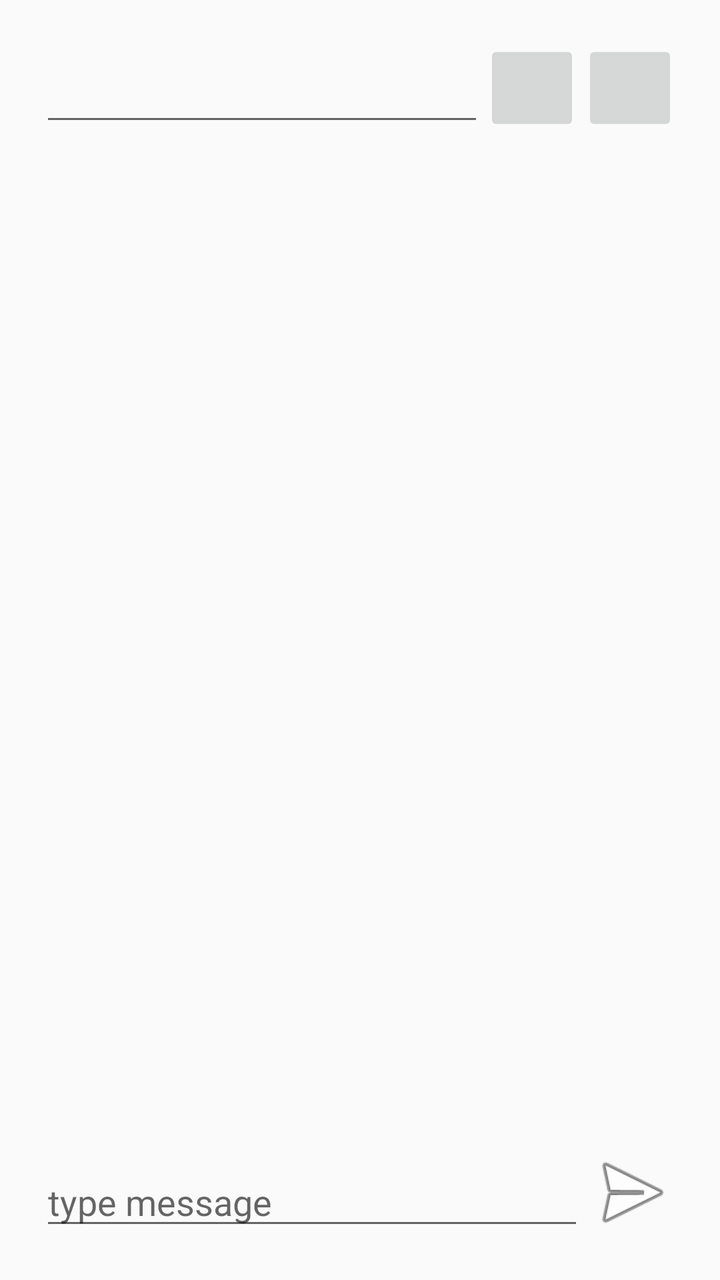
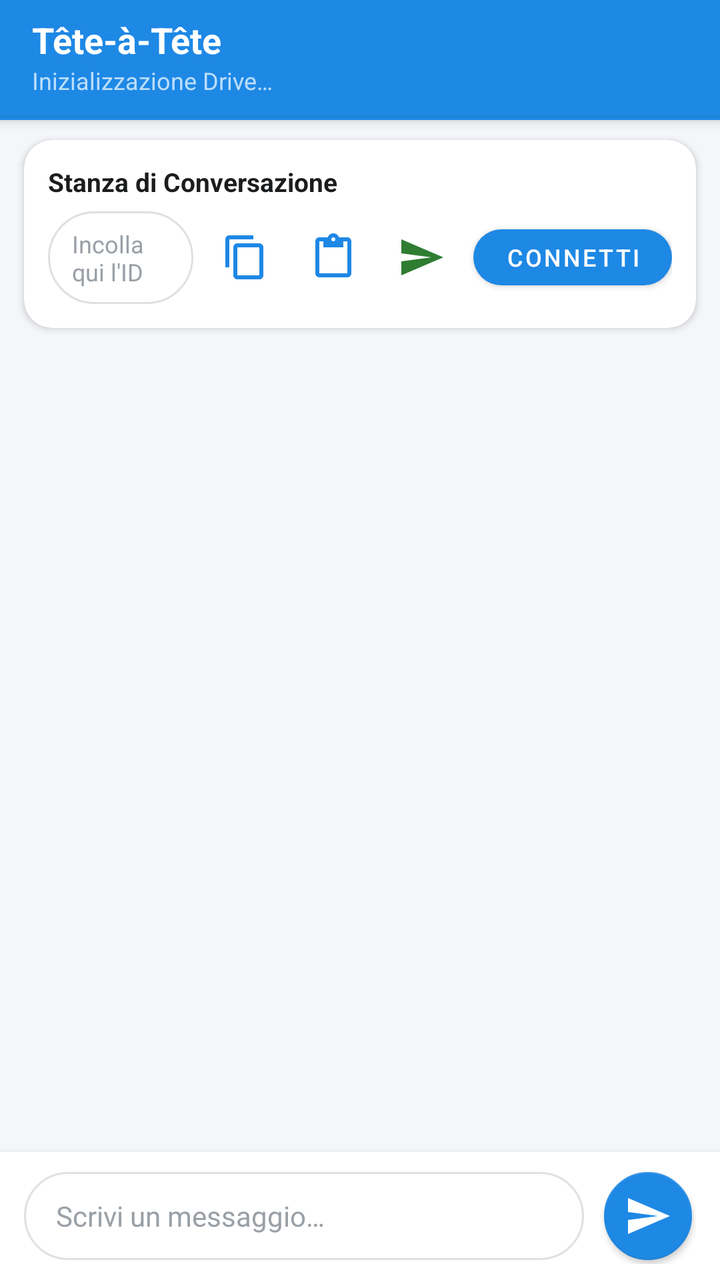

An Android layout rendered at two revisions. The XML below is the earlier revision; the diff shows what the commit changed to produce the second picture.
<!-- AndroidManifest.xml: application theme AppTheme -->
<!-- res/layout/activity_chat.xml -->
<LinearLayout xmlns:android="http://schemas.android.com/apk/res/android"
    xmlns:app="http://schemas.android.com/apk/res-auto"
    xmlns:tools="http://schemas.android.com/tools"
    android:layout_width="wrap_content"
    android:layout_height="wrap_content"
    android:orientation="vertical">

    <RelativeLayout
        android:id="@+id/container"
        android:layout_width="match_parent"
        android:layout_height="match_parent"
        android:orientation="vertical"
        android:padding="20dp">

        <EditText
            android:id="@+id/messageEdit"
            android:layout_width="match_parent"
            android:layout_height="wrap_content"
            android:layout_alignParentBottom="true"
            android:layout_toLeftOf="@+id/chatSendButton"
            android:autoText="true"
            android:hint="type message"
            tools:ignore="TouchTargetSizeCheck" />

        <Button
            android:id="@+id/chatSendButton"
            style="@android:style/Widget.DeviceDefault.Button"
            android:layout_width="48dp"
            android:layout_height="wrap_content"
            android:layout_alignParentRight="true"
            android:layout_alignParentBottom="true"
            android:background="@android:drawable/ic_menu_send"
            android:textColor="?android:attr/textColorLink"
            tools:ignore="SpeakableTextPresentCheck" />

        <ProgressBar
            android:id="@+id/prgMain"
            style="?android:attr/progressBarStyle"
            android:layout_width="wrap_content"
            android:layout_height="wrap_content" />

        <ListView
            android:id="@+id/messagesContainer"
            android:layout_width="match_parent"
            android:layout_height="wrap_content"
            android:layout_above="@+id/messageEdit"
            android:layout_below="@+id/meLbl"
            android:layout_alignParentLeft="false"
            android:layout_alignParentTop="false"
            android:layout_marginTop="30dp"
            android:layout_marginBottom="22dp"
            android:divider="@null"
            android:listSelector="@android:color/transparent"
            android:transcriptMode="alwaysScroll" />

        <TextView
            android:id="@+id/meLbl"
            android:layout_width="wrap_content"
            android:layout_height="wrap_content"
            android:layout_alignParentStart="true"
            android:layout_alignParentLeft="true"
            android:layout_alignParentTop="true"
            android:layout_gravity="left|center_vertical"
            android:singleLine="false"
            android:textSize="20dp"
            tools:visibility="invisible" />

        <EditText
            android:id="@+id/editTextTextMultiLine"
            android:layout_width="222dp"
            android:layout_height="wrap_content"
            android:ems="10"
            android:gravity="start|top"
            android:inputType="textMultiLine"
            android:minHeight="48dp"
            android:textColor="?attr/colorAccent"
            android:textSize="8sp"
            tools:ignore="SpeakableTextPresentCheck" />

        <ImageButton
            android:id="@+id/BtnCollega"
            android:layout_width="24dp"
            android:layout_height="39dp"
            android:layout_alignLeft="@id/editTextTextMultiLine"
            android:layout_marginLeft="337dp"
            app:srcCompat="@android:drawable/ic_input_add"
            tools:ignore="SpeakableTextPresentCheck,DuplicateClickableBoundsCheck,TouchTargetSizeCheck" />

        <ImageButton
            android:id="@+id/btnPlay"
            android:layout_width="wrap_content"
            android:layout_height="wrap_content"
            android:layout_alignLeft="@id/messageEdit"
            android:layout_marginLeft="271dp"
            android:minWidth="48dp"
            android:minHeight="48dp"
            app:srcCompat="?attr/actionModeCopyDrawable"
            tools:ignore="SpeakableTextPresentCheck,TouchTargetSizeCheck" />

        <ImageButton
            android:id="@+id/btnIncolla"
            android:layout_width="wrap_content"
            android:layout_height="wrap_content"
            android:layout_alignLeft="@id/messageEdit"
            android:layout_marginLeft="222dp"
            android:minWidth="48dp"
            android:minHeight="48dp"
            app:srcCompat="?attr/actionModePasteDrawable"
            tools:ignore="SpeakableTextPresentCheck" />


    </RelativeLayout>
</LinearLayout>
<!-- resources referenced by this layout -->
<resources>
  <style name="AppTheme" parent="Theme.AppCompat.Light.DarkActionBar">
          
            
  
      </style>
</resources>

<!-- the commit's change to res/layout/activity_chat.xml (unified diff, before → after) -->
@@ -1,113 +1,310 @@
-<LinearLayout xmlns:android="http://schemas.android.com/apk/res/android"
+<?xml version="1.0" encoding="utf-8"?>
+<androidx.coordinatorlayout.widget.CoordinatorLayout
+    xmlns:android="http://schemas.android.com/apk/res/android"
     xmlns:app="http://schemas.android.com/apk/res-auto"
     xmlns:tools="http://schemas.android.com/tools"
-    android:layout_width="wrap_content"
-    android:layout_height="wrap_content"
-    android:orientation="vertical">
-
-    <RelativeLayout
-        android:id="@+id/container"
+    android:layout_width="match_parent"
+    android:layout_height="match_parent"
+    android:background="@color/background">
+
+    
+    <com.google.android.material.appbar.AppBarLayout
+        android:id="@+id/appBarLayout"
+        android:layout_width="match_parent"
+        android:layout_height="wrap_content"
+        android:theme="@style/ThemeOverlay.MaterialComponents.Dark.ActionBar">
+
+        <androidx.appcompat.widget.Toolbar
+            android:id="@+id/toolbar"
+            android:layout_width="match_parent"
+            android:layout_height="?attr/actionBarSize"
+            android:background="@color/primary"
+            app:popupTheme="@style/ThemeOverlay.MaterialComponents.Light">
+
+            <LinearLayout
+                android:layout_width="match_parent"
+                android:layout_height="wrap_content"
+                android:orientation="vertical">
+
+                <TextView
+                    android:id="@+id/toolbarTitle"
+                    android:layout_width="wrap_content"
+                    android:layout_height="wrap_content"
+                    android:text="@string/app_name"
+                    android:textColor="@color/surface"
+                    android:textSize="18sp"
+                    android:textStyle="bold" />
+
+                <TextView
+                    android:id="@+id/txtStatus"
+                    android:layout_width="wrap_content"
+                    android:layout_height="wrap_content"
+                    android:text="@string/status_connecting"
+                    android:textColor="@color/primaryLight"
+                    android:textSize="12sp" />
+
+            </LinearLayout>
+
+        </androidx.appcompat.widget.Toolbar>
+
+        
+        <ProgressBar
+            android:id="@+id/prgMain"
+            style="?android:attr/progressBarStyleHorizontal"
+            android:layout_width="match_parent"
+            android:layout_height="4dp"
+            android:indeterminate="true"
+            android:indeterminateTint="@color/secondary"
+            android:visibility="visible" />
+
+    </com.google.android.material.appbar.AppBarLayout>
+
+    
+    <androidx.constraintlayout.widget.ConstraintLayout
         android:layout_width="match_parent"
         android:layout_height="match_parent"
-        android:orientation="vertical"
-        android:padding="20dp">
-
-        <EditText
-            android:id="@+id/messageEdit"
-            android:layout_width="match_parent"
+        app:layout_behavior="@string/appbar_scrolling_view_behavior">
+
+        
+        <LinearLayout
+            android:id="@+id/bannerNoConnection"
+            android:layout_width="0dp"
             android:layout_height="wrap_content"
-            android:layout_alignParentBottom="true"
-            android:layout_toLeftOf="@+id/chatSendButton"
-            android:autoText="true"
-            android:hint="type message"
-            tools:ignore="TouchTargetSizeCheck" />
-
-        <Button
-            android:id="@+id/chatSendButton"
-            style="@android:style/Widget.DeviceDefault.Button"
-            android:layout_width="48dp"
+            android:background="@color/status_disconnected"
+            android:gravity="center"
+            android:orientation="horizontal"
+            android:paddingStart="12dp"
+            android:paddingTop="7dp"
+            android:paddingEnd="12dp"
+            android:paddingBottom="7dp"
+            android:visibility="gone"
+            app:layout_constraintEnd_toEndOf="parent"
+            app:layout_constraintStart_toStartOf="parent"
+            app:layout_constraintTop_toTopOf="parent">
+
+            <ImageView
+                android:layout_width="16dp"
+                android:layout_height="16dp"
+                android:contentDescription="@string/no_connection_msg"
+                android:src="@drawable/ic_no_wifi"
+                app:tint="@color/surface" />
+
+            <TextView
+                android:layout_width="wrap_content"
+                android:layout_height="wrap_content"
+                android:layout_marginStart="8dp"
+                android:text="@string/no_connection_msg"
+                android:textColor="@color/surface"
+                android:textSize="12sp"
+                android:textStyle="bold" />
+
+        </LinearLayout>
+
+        
+        <com.google.android.material.card.MaterialCardView
+            android:id="@+id/cardRoom"
+            android:layout_width="0dp"
             android:layout_height="wrap_content"
-            android:layout_alignParentRight="true"
-            android:layout_alignParentBottom="true"
-            android:background="@android:drawable/ic_menu_send"
-            android:textColor="?android:attr/textColorLink"
-            tools:ignore="SpeakableTextPresentCheck" />
-
-        <ProgressBar
-            android:id="@+id/prgMain"
-            style="?android:attr/progressBarStyle"
-            android:layout_width="wrap_content"
-            android:layout_height="wrap_content" />
-
-        <ListView
-            android:id="@+id/messagesContainer"
-            android:layout_width="match_parent"
-            android:layout_height="wrap_content"
-            android:layout_above="@+id/messageEdit"
-            android:layout_below="@+id/meLbl"
-            android:layout_alignParentLeft="false"
-            android:layout_alignParentTop="false"
-            android:layout_marginTop="30dp"
-            android:layout_marginBottom="22dp"
-            android:divider="@null"
-            android:listSelector="@android:color/transparent"
-            android:transcriptMode="alwaysScroll" />
-
-        <TextView
-            android:id="@+id/meLbl"
+            android:layout_marginStart="12dp"
+            android:layout_marginTop="10dp"
+            android:layout_marginEnd="12dp"
+            app:cardBackgroundColor="@color/surface"
+            app:cardCornerRadius="14dp"
+            app:cardElevation="2dp"
+            app:layout_constraintEnd_toEndOf="parent"
+            app:layout_constraintStart_toStartOf="parent"
+            app:layout_constraintTop_toBottomOf="@+id/bannerNoConnection">
+
+            <LinearLayout
+                android:layout_width="match_parent"
+                android:layout_height="wrap_content"
+                android:orientation="vertical"
+                android:padding="12dp">
+
+                <TextView
+                    android:layout_width="wrap_content"
+                    android:layout_height="wrap_content"
+                    android:text="@string/room_title"
+                    android:textColor="@color/text_primary"
+                    android:textSize="13sp"
+                    android:textStyle="bold" />
+
+                <LinearLayout
+                    android:layout_width="match_parent"
+                    android:layout_height="wrap_content"
+                    android:layout_marginTop="6dp"
+                    android:gravity="center_vertical"
+                    android:orientation="horizontal">
+
+                    <EditText
+                        android:id="@+id/editTextTextMultiLine"
+                        android:layout_width="0dp"
+                        android:layout_height="wrap_content"
+                        android:layout_weight="1"
+                        android:background="@drawable/bg_chat_input"
+                        android:ellipsize="middle"
+                        android:hint="@string/room_id_hint"
+                        android:maxLines="2"
+                        android:paddingStart="12dp"
+                        android:paddingTop="8dp"
+                        android:paddingEnd="12dp"
+                        android:paddingBottom="8dp"
+                        android:singleLine="false"
+                        android:textColor="@color/text_primary"
+                        android:textColorHint="@color/text_hint"
+                        android:textSize="12sp" />
+
+                    
+                    <ImageButton
+                        android:id="@+id/btnPlay"
+                        android:layout_width="40dp"
+                        android:layout_height="40dp"
+                        android:layout_marginStart="6dp"
+                        android:background="?attr/selectableItemBackgroundBorderless"
+                        android:contentDescription="@string/btn_copy_id"
+                        android:src="@drawable/ic_content_copy" />
+
+                    
+                    <ImageButton
+                        android:id="@+id/btnIncolla"
+                        android:layout_width="40dp"
+                        android:layout_height="40dp"
+                        android:layout_marginStart="4dp"
+                        android:background="?attr/selectableItemBackgroundBorderless"
+                        android:contentDescription="@string/btn_paste_id"
+                        android:src="@drawable/ic_content_paste" />
+
+                    
+                    <ImageButton
+                        android:id="@+id/btnWhatsApp"
+                        android:layout_width="40dp"
+                        android:layout_height="40dp"
+                        android:layout_marginStart="4dp"
+                        android:background="?attr/selectableItemBackgroundBorderless"
+                        android:contentDescription="Condividi su WhatsApp"
+                        android:src="@drawable/ic_send_vector"
+                        app:tint="@color/status_connected" />
+
+                    
+                    <com.google.android.material.button.MaterialButton
+                        android:id="@+id/BtnCollega"
+                        android:layout_width="wrap_content"
+                        android:layout_height="40dp"
+                        android:layout_marginStart="6dp"
+                        android:text="@string/btn_connect"
+                        android:textSize="12sp"
+                        app:cornerRadius="20dp" />
+
+                </LinearLayout>
+
+            </LinearLayout>
+
+        </com.google.android.material.card.MaterialCardView>
+
+        
+        <LinearLayout
+            android:id="@+id/emptyStateLayout"
             android:layout_width="wrap_content"
             android:layout_height="wrap_content"
-            android:layout_alignParentStart="true"
-            android:layout_alignParentLeft="true"
-            android:layout_alignParentTop="true"
-            android:layout_gravity="left|center_vertical"
-            android:singleLine="false"
-            android:textSize="20dp"
-            tools:visibility="invisible" />
-
-        <EditText
-            android:id="@+id/editTextTextMultiLine"
-            android:layout_width="222dp"
+            android:gravity="center"
+            android:orientation="vertical"
+            android:padding="24dp"
+            android:visibility="gone"
+            app:layout_constraintBottom_toTopOf="@+id/bottomBar"
+            app:layout_constraintEnd_toEndOf="parent"
+            app:layout_constraintStart_toStartOf="parent"
+            app:layout_constraintTop_toBottomOf="@+id/cardRoom">
+
+            <ImageView
+                android:layout_width="64dp"
+                android:layout_height="64dp"
+                android:alpha="0.6"
+                android:contentDescription="@string/empty_chat_title"
+                android:src="@mipmap/ic_launcher" />
+
+            <TextView
+                android:layout_width="wrap_content"
+                android:layout_height="wrap_content"
+                android:layout_marginTop="12dp"
+                android:text="@string/empty_chat_title"
+                android:textColor="@color/text_primary"
+                android:textSize="16sp"
+                android:textStyle="bold" />
+
+            <TextView
+                android:layout_width="260dp"
+                android:layout_height="wrap_content"
+                android:layout_marginTop="6dp"
+                android:gravity="center"
+                android:text="@string/empty_chat_subtitle"
+                android:textColor="@color/text_secondary"
+                android:textSize="13sp" />
+
+        </LinearLayout>
+
+        
+        <androidx.recyclerview.widget.RecyclerView
+            android:id="@+id/messagesContainer"
+            android:layout_width="0dp"
+            android:layout_height="0dp"
+            android:clipToPadding="false"
+            android:paddingTop="8dp"
+            android:paddingBottom="8dp"
+            app:layout_constraintBottom_toTopOf="@+id/bottomBar"
+            app:layout_constraintEnd_toEndOf="parent"
+            app:layout_constraintStart_toStartOf="parent"
+            app:layout_constraintTop_toBottomOf="@+id/cardRoom" />
+
+        
+        <LinearLayout
+            android:id="@+id/bottomBar"
+            android:layout_width="0dp"
             android:layout_height="wrap_content"
-            android:ems="10"
-            android:gravity="start|top"
-            android:inputType="textMultiLine"
-            android:minHeight="48dp"
-            android:textColor="?attr/colorAccent"
-            android:textSize="8sp"
-            tools:ignore="SpeakableTextPresentCheck" />
-
-        <ImageButton
-            android:id="@+id/BtnCollega"
-            android:layout_width="24dp"
-            android:layout_height="39dp"
-            android:layout_alignLeft="@id/editTextTextMultiLine"
-            android:layout_marginLeft="337dp"
-            app:srcCompat="@android:drawable/ic_input_add"
-            tools:ignore="SpeakableTextPresentCheck,DuplicateClickableBoundsCheck,TouchTargetSizeCheck" />
-
-        <ImageButton
-            android:id="@+id/btnPlay"
-            android:layout_width="wrap_content"
-            android:layout_height="wrap_content"
-            android:layout_alignLeft="@id/messageEdit"
-            android:layout_marginLeft="271dp"
-            android:minWidth="48dp"
-            android:minHeight="48dp"
-            app:srcCompat="?attr/actionModeCopyDrawable"
-            tools:ignore="SpeakableTextPresentCheck,TouchTargetSizeCheck" />
-
-        <ImageButton
-            android:id="@+id/btnIncolla"
-            android:layout_width="wrap_content"
-            android:layout_height="wrap_content"
-            android:layout_alignLeft="@id/messageEdit"
-            android:layout_marginLeft="222dp"
-            android:minWidth="48dp"
-            android:minHeight="48dp"
-            app:srcCompat="?attr/actionModePasteDrawable"
-            tools:ignore="SpeakableTextPresentCheck" />
-
-
-    </RelativeLayout>
-</LinearLayout>
+            android:background="@color/surface"
+            android:elevation="6dp"
+            android:gravity="center_vertical"
+            android:orientation="horizontal"
+            android:paddingStart="12dp"
+            android:paddingTop="8dp"
+            android:paddingEnd="12dp"
+            android:paddingBottom="8dp"
+            app:layout_constraintBottom_toBottomOf="parent"
+            app:layout_constraintEnd_toEndOf="parent"
+            app:layout_constraintStart_toStartOf="parent">
+
+            <EditText
+                android:id="@+id/messageEdit"
+                android:layout_width="0dp"
+                android:layout_height="wrap_content"
+                android:layout_weight="1"
+                android:background="@drawable/bg_chat_input"
+                android:hint="@string/type_message_hint"
+                android:imeOptions="actionSend"
+                android:inputType="textMultiLine|textCapSentences"
+                android:maxLines="4"
+                android:minHeight="44dp"
+                android:paddingStart="16dp"
+                android:paddingTop="10dp"
+                android:paddingEnd="16dp"
+                android:paddingBottom="10dp"
+                android:textColor="@color/text_primary"
+                android:textColorHint="@color/text_hint"
+                android:textSize="14sp" />
+
+            <com.google.android.material.floatingactionbutton.FloatingActionButton
+                android:id="@+id/chatSendButton"
+                android:layout_width="wrap_content"
+                android:layout_height="wrap_content"
+                android:layout_marginStart="8dp"
+                android:contentDescription="@string/send"
+                app:backgroundTint="@color/primary"
+                app:elevation="2dp"
+                app:fabCustomSize="44dp"
+                app:srcCompat="@drawable/ic_send_vector"
+                app:tint="@color/surface" />
+
+        </LinearLayout>
+
+    </androidx.constraintlayout.widget.ConstraintLayout>
+
+</androidx.coordinatorlayout.widget.CoordinatorLayout>
<!-- resource entries referenced after the edit -->
@@ -1,9 +1,88 @@
 <!-- resources referenced by this layout -->
 <resources>
-  <style name="AppTheme" parent="Theme.AppCompat.Light.DarkActionBar">
-          
-            
-  
+  <color name="background">#F4F6F9</color>
+  <color name="primary">#1E88E5</color>
+  <color name="primaryLight">#BBDEFB</color>
+  <color name="secondary">#00897B</color>
+  <color name="status_connected">#2E7D32</color>
+  <color name="status_disconnected">#C62828</color>
+  <color name="surface">#FFFFFF</color>
+  <color name="text_hint">#9AA0A6</color>
+  <color name="text_primary">#1A1C1E</color>
+  <color name="text_secondary">#5F6368</color>
+  <!-- drawable bg_chat_input (drawable) -->
+  <?xml version="1.0" encoding="utf-8"?>
+  <shape xmlns:android="http://schemas.android.com/apk/res/android"
+      android:shape="rectangle">
+      <solid android:color="@color/surface" />
+      <stroke
+          android:width="1dp"
+          android:color="@color/divider" />
+      <corners android:radius="24dp" />
+  </shape>
+  <!-- drawable ic_content_copy (drawable) -->
+  <vector xmlns:android="http://schemas.android.com/apk/res/android"
+      android:width="24dp"
+      android:height="24dp"
+      android:viewportWidth="24"
+      android:viewportHeight="24">
+      <path
+          android:fillColor="@color/primary"
+          android:pathData="M16,1H4c-1.1,0 -2,0.9 -2,2v14h2V3h12V1zm3,4H8c-1.1,0 -2,0.9 -2,2v14c0,1.1 0.9,2 2,2h11c1.1,0 2,-0.9 2,-2V7c0,-1.1 -0.9,-2 -2,-2zm0,16H8V7h11v14z" />
+  </vector>
+  <!-- drawable ic_content_paste (drawable) -->
+  <vector xmlns:android="http://schemas.android.com/apk/res/android"
+      android:width="24dp"
+      android:height="24dp"
+      android:viewportWidth="24"
+      android:viewportHeight="24">
+      <path
+          android:fillColor="@color/primary"
+          android:pathData="M19,2h-4.18C14.4,0.84 13.3,0 12,0c-1.3,0 -2.4,0.84 -2.82,2H5c-1.1,0 -2,0.9 -2,2v16c0,1.1 0.9,2 2,2h14c1.1,0 2,-0.9 2,-2V4c0,-1.1 -0.9,-2 -2,-2zm-7,0c0.55,0 1,0.45 1,1s-0.45,1 -1,1 -1,-0.45 -1,-1 0.45,-1 1,-1zm7,18H5V4h2v3h10V4h2v16z" />
+  </vector>
+  <!-- drawable ic_no_wifi (drawable) -->
+  <vector xmlns:android="http://schemas.android.com/apk/res/android"
+      android:width="24dp"
+      android:height="24dp"
+      android:viewportWidth="24"
+      android:viewportHeight="24">
+      <path
+          android:fillColor="@color/surface"
+          android:pathData="M23.64,7c-0.45,-0.34 -4.93,-4 -11.64,-4 -1.5,0 -2.8,0.19 -3.97,0.47l2.84,2.84C11.5,6.11 12.08,6 12,6c5.23,0 8.79,2.77 9.17,3.08l-2.02,2.51 3.51,3.51 0.98,-1.22c0.39,-0.48 0.39,-1.18 0,-1.67L23.64,7zM3.27,1.44L1.86,2.85l2.45,2.45C2.65,6.19 1.15,7.5 0.36,8.21c-0.39,0.49 -0.39,1.19 0,1.67L11.47,23.5c0.28,0.36 0.77,0.36 1.05,0l4.31,-5.39 4.31,4.31 1.41,-1.41L3.27,1.44zM12,21.5L2.92,10.15C3.78,9.45 6.07,7.83 8.74,7.21l8.52,8.52L12,21.5z" />
+  </vector>
+  <!-- drawable ic_send_vector (drawable) -->
+  <vector xmlns:android="http://schemas.android.com/apk/res/android"
+      android:width="24dp"
+      android:height="24dp"
+      android:viewportWidth="24"
+      android:viewportHeight="24">
+      <path
+          android:fillColor="@color/surface"
+          android:pathData="M2.01,21L23,12 2.01,3 2,10l15,2 -15,2z" />
+  </vector>
+  <!-- mipmap ic_launcher: png bitmap (mipmap-hdpi, 24038 bytes) -->
+  <string name="app_name">Tête-à-Tête</string>
+  <string name="btn_connect">Connetti</string>
+  <string name="btn_copy_id">Copia ID</string>
+  <string name="btn_paste_id">Incolla ID</string>
+  <string name="empty_chat_subtitle">Condividi il tuo ID con il contatto o incolla il suo ID per iniziare a chattare in modo privato.</string>
+  <string name="empty_chat_title">Nessun messaggio ancora</string>
+  <string name="no_connection_msg">Nessuna connessione a Internet</string>
+  <string name="room_id_hint">Incolla qui l\'ID della stanza dell\'interlocutore</string>
+  <string name="room_title">Stanza di Conversazione</string>
+  <string name="send">Invia</string>
+  <string name="status_connecting">Inizializzazione Drive…</string>
+  <string name="type_message_hint">Scrivi un messaggio…</string>
+  <style name="AppTheme" parent="Theme.MaterialComponents.DayNight.NoActionBar">
+          <item name="colorPrimary">@color/primary</item>
+          <item name="colorPrimaryVariant">@color/primaryVariant</item>
+          <item name="colorSecondary">@color/secondary</item>
+          <item name="colorSecondaryVariant">@color/secondaryVariant</item>
+          <item name="android:statusBarColor">@color/primaryVariant</item>
+          <item name="android:windowBackground">@color/background</item>
       </style>
+  <color name="divider">#E0E0E0</color>
+  <color name="primaryVariant">#1565C0</color>
+  <color name="secondaryVariant">#00695C</color>
 </resources>
 
